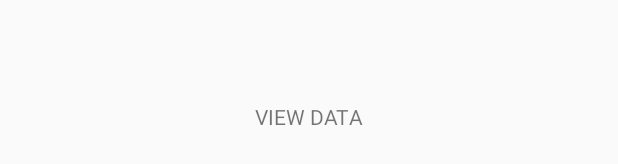
After one commit to gwapongharjin/design, an Android app: the layout view_data_activity.xml on its own in the app's theme, with its tools: preview values and no code run, on a phone screen of 412 x 824 dp. The commit adds this screen. Shown: the part 502-666 px from the top of the screen. Run offline under Robolectric (Android 15) with nearby library versions, the phone set to English and light mode, and no system bars.

Commit message:
Added new activity for Added Retrofit to ViewDataActivity.java

```diff
--- a/app/src/main/AndroidManifest.xml
+++ b/app/src/main/AndroidManifest.xml
@@ -9,6 +9,7 @@
         android:roundIcon="@mipmap/ic_launcher_round"
         android:supportsRtl="true"
         android:theme="@style/AppTheme">
+        <activity android:name=".ViewDataActivity"></activity>
         <activity android:name=".MainActivity">
             <intent-filter>
                 <action android:name="android.intent.action.MAIN" />
--- /dev/null
+++ b/app/src/main/res/layout/view_data_activity.xml
@@ -0,0 +1,18 @@
+<?xml version="1.0" encoding="utf-8"?>
+<androidx.constraintlayout.widget.ConstraintLayout xmlns:android="http://schemas.android.com/apk/res/android"
+    xmlns:app="http://schemas.android.com/apk/res-auto"
+    xmlns:tools="http://schemas.android.com/tools"
+    android:layout_width="match_parent"
+    android:layout_height="match_parent"
+    tools:context=".ViewDataActivity">
+
+    <TextView
+        android:id="@+id/tvResultVD"
+        android:layout_width="wrap_content"
+        android:layout_height="wrap_content"
+        android:text="VIEW DATA"
+        app:layout_constraintBottom_toBottomOf="parent"
+        app:layout_constraintEnd_toEndOf="parent"
+        app:layout_constraintStart_toStartOf="parent"
+        app:layout_constraintTop_toTopOf="parent" />
+</androidx.constraintlayout.widget.ConstraintLayout>
```
Also changed, not shown: app/build.gradle (+7 -0 lines), app/src/main/java/com/m3das/biomech/design/JsonPlaceHolderApi.java (added, +12 -0 lines), app/src/main/java/com/m3das/biomech/design/Post.java (added, +25 -0 lines), app/src/main/java/com/m3das/biomech/design/ViewDataActivity.java (added, +63 -0 lines), app/src/main/java/com/m3das/biomech/design/fragments/DataFragment.java (+18 -2 lines), app/src/main/res/layout/activity_main.xml (+0 -7 lines).
